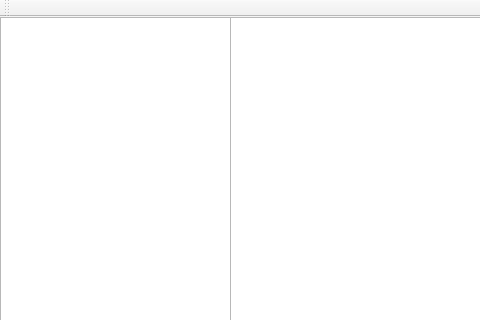
Before: the Qt Designer form cu-learn-linux/mainwindow.ui in zsy5656/s18-learn-linux, drawn with Qt 5; both pictures show x 0 to 480 and y 0 to 320 of the 1035 by 618 pixel window.
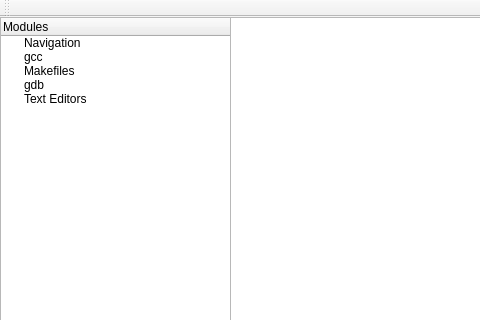
After: the same form once the commit is applied. Custom widgets are drawn as their Qt base class.

Commit message: connected module tree to info and example windows

Diff of the .ui file:
```diff
--- a/cu-learn-linux/mainwindow.ui
+++ b/cu-learn-linux/mainwindow.ui
@@ -14,7 +14,7 @@
    <string>MainWindow</string>
   </property>
   <widget class="QWidget" name="centralWidget">
-   <widget class="QTreeView" name="treeView">
+   <widget class="QTreeWidget" name="treeWidget">
     <property name="geometry">
      <rect>
       <x>0</x>
@@ -23,6 +23,36 @@
       <height>561</height>
      </rect>
     </property>
+    <column>
+     <property name="text">
+      <string>Modules</string>
+     </property>
+    </column>
+    <item>
+     <property name="text">
+      <string>Navigation</string>
+     </property>
+    </item>
+    <item>
+     <property name="text">
+      <string>gcc</string>
+     </property>
+    </item>
+    <item>
+     <property name="text">
+      <string>Makefiles</string>
+     </property>
+    </item>
+    <item>
+     <property name="text">
+      <string>gdb</string>
+     </property>
+    </item>
+    <item>
+     <property name="text">
+      <string>Text Editors</string>
+     </property>
+    </item>
    </widget>
    <widget class="QTextBrowser" name="textBrowser">
     <property name="geometry">
@@ -76,6 +106,22 @@
   <widget class="QStatusBar" name="statusBar"/>
  </widget>
  <layoutdefault spacing="6" margin="11"/>
+ <customwidgets>
+  <customwidget>
+   <class>TextEditHighlighted</class>
+   <extends>QTextEdit</extends>
+   <header location="global">srchiliteqt/TextEditHighlighted.h</header>
+   <slots>
+    <slot>loadResource()</slot>
+   </slots>
+  </customwidget>
+  <customwidget>
+   <class>QTermWidget</class>
+   <extends>QWidget</extends>
+   <header location="global">qtermwidget4/qtermwidget.h</header>
+   <container>1</container>
+  </customwidget>
+ </customwidgets>
  <resources/>
  <connections/>
 </ui>
```
Left out of the diff: 6 changed lines with no effect on the pictures. The commit also changes 12 other files.
